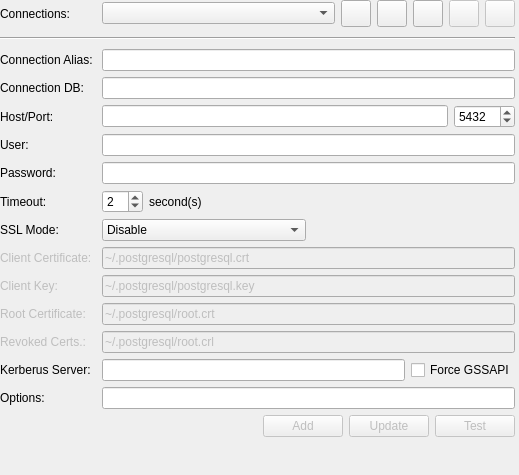
First picture: the form in libpgmodeler_ui/ui/connectionsconfigwidget.ui, repository pgmodeler/pgmodeler, before the edit.
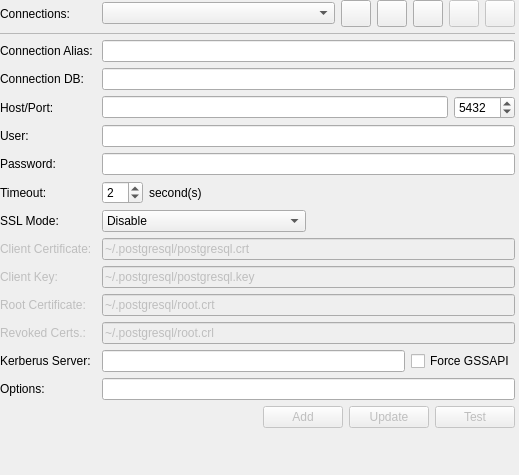
Second picture: the form after the edit. Icons and pictures are not drawn.

Diff of the .ui file:
```diff
--- a/libpgmodeler_ui/ui/connectionsconfigwidget.ui
+++ b/libpgmodeler_ui/ui/connectionsconfigwidget.ui
@@ -200,11 +200,17 @@
      <property name="minimumSize">
       <size>
        <width>0</width>
-       <height>10</height>
+       <height>1</height>
+      </size>
+     </property>
+     <property name="maximumSize">
+      <size>
+       <width>16777215</width>
+       <height>1</height>
       </size>
      </property>
      <property name="frameShape">
-      <enum>QFrame::HLine</enum>
+      <enum>QFrame::StyledPanel</enum>
      </property>
      <property name="frameShadow">
       <enum>QFrame::Sunken</enum>
```
